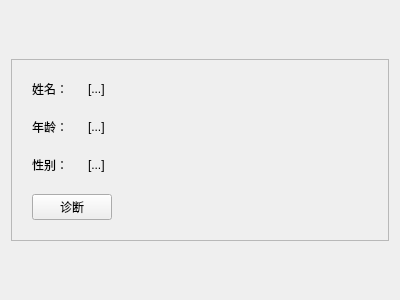
First picture: the form in code/doctor/patientcard.ui, repository laonuo2004/cpp-qt-medical-system, before the edit.
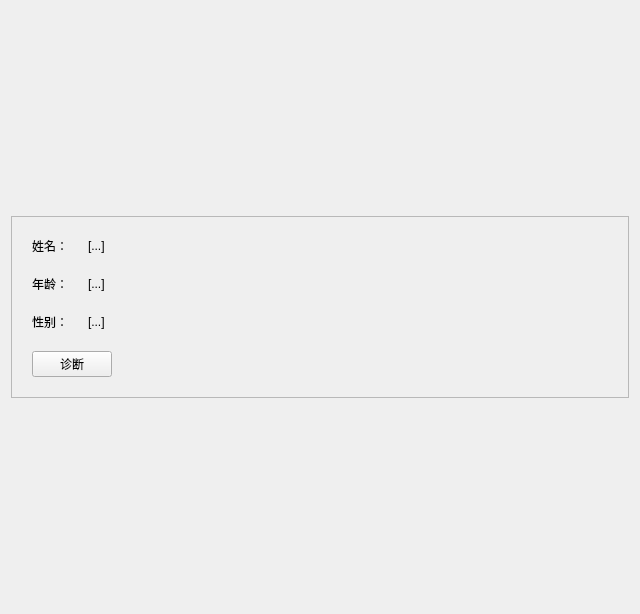
Second picture: the form after the edit. Icons and pictures are not drawn.

The edit to the form file:
```diff
--- a/code/doctor/patientcard.ui
+++ b/code/doctor/patientcard.ui
@@ -6,8 +6,8 @@
    <rect>
     <x>0</x>
     <y>0</y>
-    <width>400</width>
-    <height>300</height>
+    <width>640</width>
+    <height>614</height>
    </rect>
   </property>
   <property name="windowTitle">
```
Left out of the diff: 3 changed lines with no effect on the pictures.
